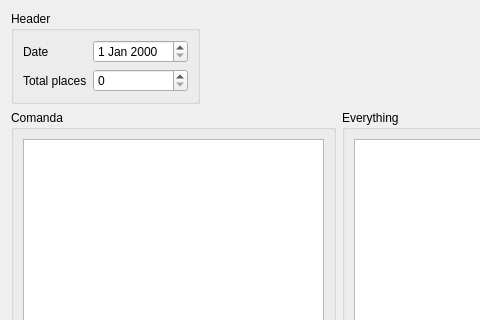
adivik2000/RistorNAT, file RistoPlugins/Work/Util/workui.ui: the form before one commit; both pictures show x 0 to 480 and y 0 to 320 of the 677 by 594 pixel window.
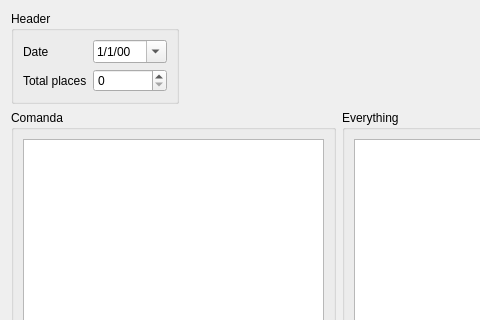
The form after the commit. Icons and pictures are not drawn.

Commit message:
Using d/M/yy as standard display for dates.
Also add a calendar, showing by clicking the drop box on the date widget.

```diff
--- a/RistoPlugins/Work/Util/workui.ui
+++ b/RistoPlugins/Work/Util/workui.ui
@@ -34,7 +34,17 @@
        </widget>
       </item>
       <item row="0" column="1">
-       <widget class="QDateEdit" name="dateEdit"/>
+       <widget class="QDateEdit" name="dateEdit">
+        <property name="currentSection">
+         <enum>QDateTimeEdit::MonthSection</enum>
+        </property>
+        <property name="displayFormat">
+         <string>d/M/yy</string>
+        </property>
+        <property name="calendarPopup">
+         <bool>true</bool>
+        </property>
+       </widget>
       </item>
       <item row="1" column="0">
        <widget class="QLabel" name="label_2">
```
The commit also changes 4 other files.
